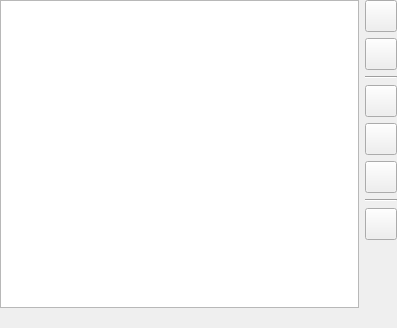
The window that src/DatabaseView/EventDatabaseView/setlistwidget.ui (pasbi/CAN) describes before a commit, drawn with Qt 5.
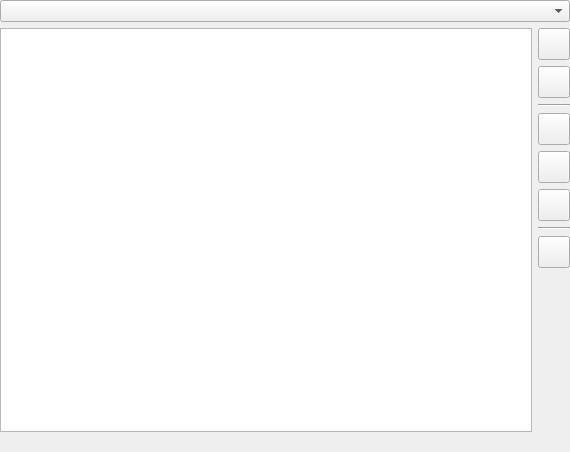
The same window after the commit. Icons and pictures are not drawn. Custom widgets are drawn as their Qt base class.

The edit to the form file:
```diff
--- a/src/DatabaseView/EventDatabaseView/setlistwidget.ui
+++ b/src/DatabaseView/EventDatabaseView/setlistwidget.ui
@@ -6,8 +6,8 @@
    <rect>
     <x>0</x>
     <y>0</y>
-    <width>397</width>
-    <height>328</height>
+    <width>570</width>
+    <height>452</height>
    </rect>
   </property>
   <layout class="QVBoxLayout" name="verticalLayout_2">
@@ -23,6 +23,9 @@
    <property name="bottomMargin">
     <number>0</number>
    </property>
+   <item>
+    <widget class="QComboBox" name="comboBox"/>
+   </item>
    <item>
     <layout class="QHBoxLayout" name="horizontalLayout">
      <item>
```
